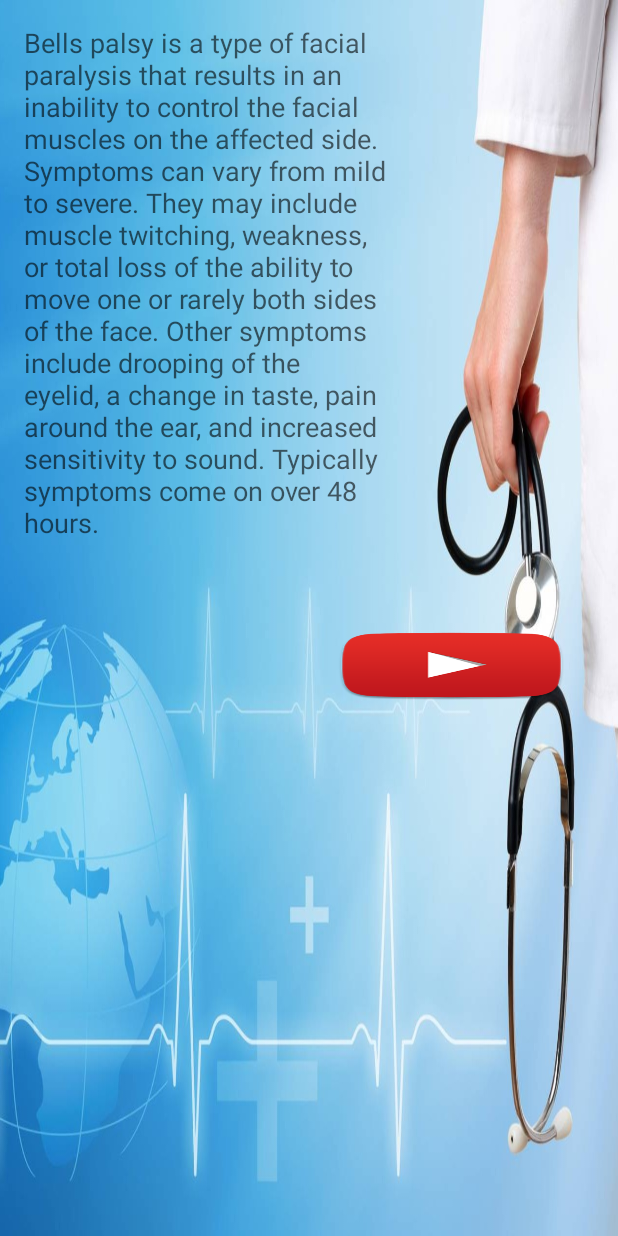
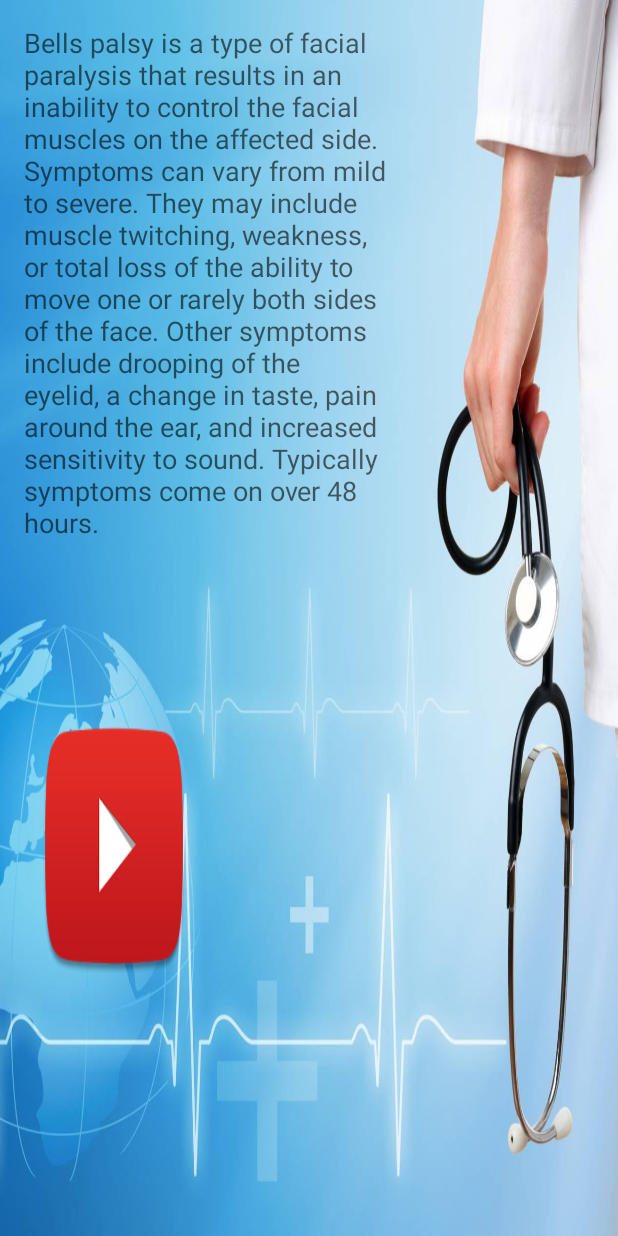
Before and after one commit to OBenzer/PhysoTrack, an Android app: the Medical_information screen opened directly, with no data from a screen before it, on a phone screen of 412 x 824 dp. Run offline under Robolectric (Android 15) with nearby library versions, the phone set to English and light mode, and no system bars.

Commit message:
Fixing LTR problems Fixing some errors Changing min API to 17 (from 15) to overcome Warnings related to MIN API

```diff
--- a/app/build.gradle
+++ b/app/build.gradle
@@ -5,7 +5,7 @@ android {
     buildToolsVersion "25.0.2"
     defaultConfig {
         applicationId "edu.sce.tom.physotrack"
-        minSdkVersion 15
+        minSdkVersion 17
         targetSdkVersion 25
         versionCode 1
         versionName "1.0"
@@ -17,17 +17,17 @@ android {
             proguardFiles getDefaultProguardFile('proguard-android.txt'), 'proguard-rules.pro'
         }
     }
+    productFlavors {
+    }
 }
 
 dependencies {
-    compile fileTree(dir: 'libs', include: ['*.jar'])
+    compile fileTree(include: ['*.jar'], dir: 'libs')
     // compile fileTree(include: ['*.jar'], dir: 'libs') //
     compile(name: 'dlib-1.0.4', ext: 'aar')
     androidTestCompile('com.android.support.test.espresso:espresso-core:2.2.2', {
         exclude group: 'com.android.support', module: 'support-annotations'
     })
-
-
     compile 'com.android.support:appcompat-v7:25.3.0'
     compile 'com.android.support.constraint:constraint-layout:1.0.2'
     compile 'com.android.support:design:25.3.1'
--- a/app/src/main/AndroidManifest.xml
+++ b/app/src/main/AndroidManifest.xml
@@ -18,14 +18,16 @@
         <activity
             android:name=".MainActivity"
             android:label="@string/title_activity_main"
-            android:theme="@style/AppTheme.NoActionBar"></activity>
+            android:theme="@style/AppTheme.NoActionBar" />
         <activity android:name=".Medical_information" android:theme="@style/AppTheme.NoActionBar"/>
         <activity android:name=".NewPhoto" android:theme="@style/AppTheme.NoActionBar"/>
         <activity android:name=".NewSession" android:theme="@style/AppTheme.NoActionBar"/>
         <activity android:name=".PhotoGuide" android:theme="@style/AppTheme.NoActionBar"/>
         <activity android:name=".PreviousAnalysis" android:theme="@style/AppTheme.NoActionBar"/>
         <activity android:name=".youtube_information" android:theme="@style/AppTheme.NoActionBar"/>
-        <activity android:name=".PersonalDetails" android:theme="@style/AppTheme.NoActionBar"></activity>
+        <activity
+            android:name=".PersonalDetails"
+            android:theme="@style/AppTheme.NoActionBar" />
         <activity
             android:name=".Splash"
             android:theme="@style/SplashTheme">
--- a/app/src/main/java/edu/sce/tom/physotrack/Medical_information.java
+++ b/app/src/main/java/edu/sce/tom/physotrack/Medical_information.java
@@ -10,6 +10,7 @@ public class Medical_information extends AppCompatActivity {
     protected void onCreate(Bundle savedInstanceState) {
         super.onCreate(savedInstanceState);
         setContentView(R.layout.activity_medical_information);
+
     }
 
     // when btn_youtube_exercises clicked move to youtube_information activity
--- a/app/src/main/res/layout/activity_main.xml
+++ b/app/src/main/res/layout/activity_main.xml
@@ -5,11 +5,12 @@
     android:layout_width="match_parent"
     android:layout_height="match_parent"
     android:background="@drawable/background"
-    android:paddingBottom="@dimen/activity_vertical_margin"
     android:paddingLeft="@dimen/activity_horizontal_margin"
     android:paddingRight="@dimen/activity_horizontal_margin"
+    android:paddingBottom="@dimen/activity_vertical_margin"
     android:paddingTop="@dimen/activity_vertical_margin"
-    tools:context="edu.sce.tom.physotrack.MainActivity">
+    tools:context="edu.sce.tom.physotrack.MainActivity"
+    >
 
     <LinearLayout
         android:id="@+id/linearLayout"
@@ -18,7 +19,7 @@
         android:orientation="vertical"
         tools:ignore="UselessParent"
         android:layout_alignParentBottom="true"
-        android:layout_alignParentLeft="true"
+
         android:layout_alignParentStart="true"
         android:layout_marginBottom="63dp">
 
@@ -97,8 +98,3 @@
     </LinearLayout>
 
 </RelativeLayout>
-
-
-<!--android:background="#5d6ea6"
-android:backgroundTint="#d5dfe9"
-    android:backgroundTintMode="src_in"-->
--- a/app/src/main/res/layout/activity_medical_information.xml
+++ b/app/src/main/res/layout/activity_medical_information.xml
@@ -14,60 +14,35 @@
     <LinearLayout
         android:layout_width="match_parent"
         android:layout_height="match_parent"
-        android:orientation="vertical"
-        android:layout_alignParentTop="true"
-        android:layout_alignParentLeft="true"
-        android:layout_alignParentStart="true">
-
-        <LinearLayout
-
-            android:layout_width="match_parent"
-            android:layout_height="388dp"
-
-            android:orientation="horizontal">
+        android:gravity="start"
+        android:layoutDirection="ltr"
+        android:orientation="vertical">
 
         <TextView
             android:id="@+id/txt_medical_information"
             style="@android:style/DeviceDefault.Light.ButtonBar"
-                android:layout_width="251dp"
+            android:layout_width="250dp"
             android:layout_height="wrap_content"
-                android:layout_gravity="left"
+            android:layout_gravity="start"
+            android:layout_weight="0.25"
             android:gravity="start"
-                android:text="Bells palsy is a type of facial paralysis that results in an inability to control the facial muscles on the affected side. Symptoms can vary from mild to severe. They may include muscle twitching, weakness, or total loss of the ability to move one or rarely both sides of the face. Other symptoms include drooping of the eyelid, a change in taste, pain around the ear, and increased sensitivity to sound. Typically symptoms come on over 48 hours."
-                android:textAppearance="?android:attr/textAppearanceMedium" />
-
-
-        </LinearLayout>
-
-        <LinearLayout
-            android:layout_width="match_parent"
-            android:layout_height="match_parent"
-            android:orientation="horizontal">
-
-            <Space
-                android:layout_width="match_parent"
-                android:layout_height="10dp"
-                android:layout_weight="1" />
+            android:text="@string/medical_info_text"
+            android:textAlignment="textStart"
+            android:textAppearance="?android:attr/textAppearanceMedium"
+            android:textSize="18sp" />
 
         <Button
             android:id="@+id/btn_youtube_information"
-                android:layout_width="match_parent"
-                android:layout_height="80dp"
-                android:layout_alignParentBottom="true"
-                android:layout_alignParentEnd="true"
-                android:layout_alignParentRight="true"
-                android:layout_gravity="left"
+            android:layout_width="120dp"
+            android:layout_height="50dp"
+            android:layout_gravity="start"
             android:layout_marginBottom="96dp"
             android:layout_weight="1"
             android:background="@drawable/youtube"
             android:foregroundGravity="left"
-                android:gravity="left"
+            android:gravity="start"
             android:onClick="btn_youtube_exercises_On_click" />
 
     </LinearLayout>
 
-    </LinearLayout>
-
 </RelativeLayout>
-
-<!--android:background="#d5dfe9"-->
--- a/app/src/main/res/layout/activity_youtube_information.xml
+++ b/app/src/main/res/layout/activity_youtube_information.xml
@@ -4,8 +4,7 @@
     xmlns:tools="http://schemas.android.com/tools"
     android:layout_width="match_parent"
     android:layout_height="match_parent"
-    android:background="#5d6ea6"
-    android:backgroundTint="#d5dfe9"
+    android:background="@drawable/background"
     tools:context="edu.sce.tom.physotrack.youtube_information">
 
     <VideoView
--- a/app/src/main/res/layout/kissinfo.xml
+++ b/app/src/main/res/layout/kissinfo.xml
@@ -8,5 +8,6 @@
         android:id="@+id/imageView"
         android:layout_width="match_parent"
         android:layout_height="wrap_content"
-        app:srcCompat="@drawable/splashscreen" />
+        app:srcCompat="@drawable/splashscreen"
+         />
 </LinearLayout>
--- a/app/src/main/res/values/strings.xml
+++ b/app/src/main/res/values/strings.xml
@@ -18,4 +18,5 @@
     <string name="right_side_radio_button">right_side</string>
     <string name="submit_Personal_Detailes">submit</string>
     <string name="PeronalDetaliesExplainText">in_order_for_us_to_provide_you_with_a_service_you_must_enter_the_damaged_side</string>
+    <string name="medical_info_text">Bells palsy is a type of facial paralysis that results in an inability to control the facial muscles on the affected side. Symptoms can vary from mild to severe. They may include muscle twitching, weakness, or total loss of the ability to move one or rarely both sides of the face. Other symptoms include drooping of the eyelid, a change in taste, pain around the ear, and increased sensitivity to sound. Typically symptoms come on over 48 hours.</string>
 </resources>
```
Also changed, not shown: app/src/main/res/values/styles.xml (+0 -7 lines). Lines whose indentation alone changed are shown as unchanged.
